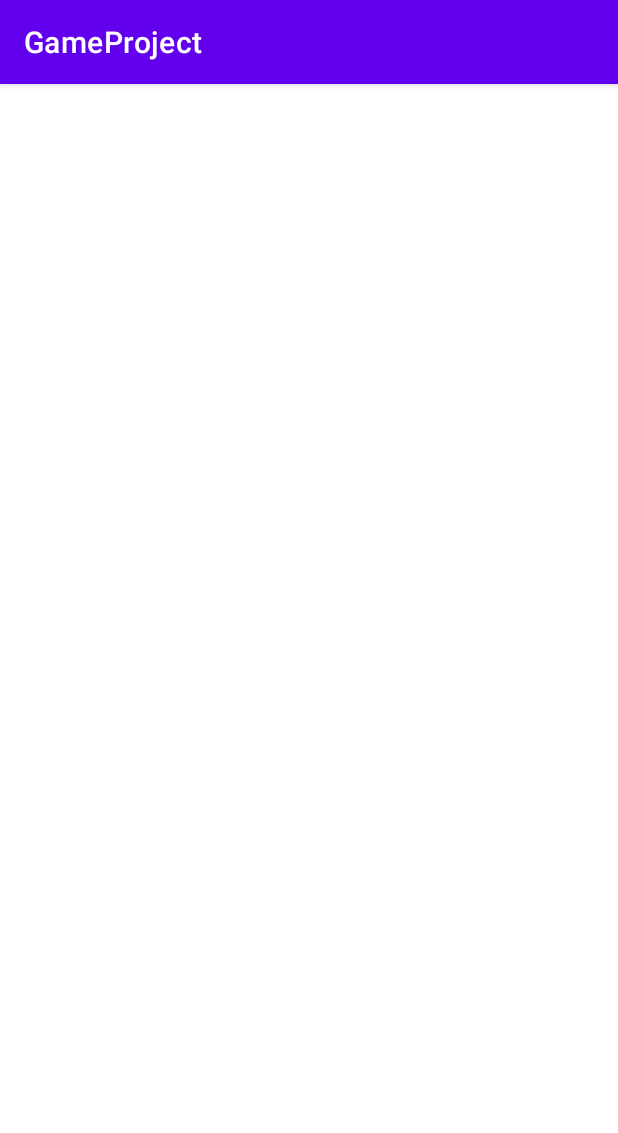
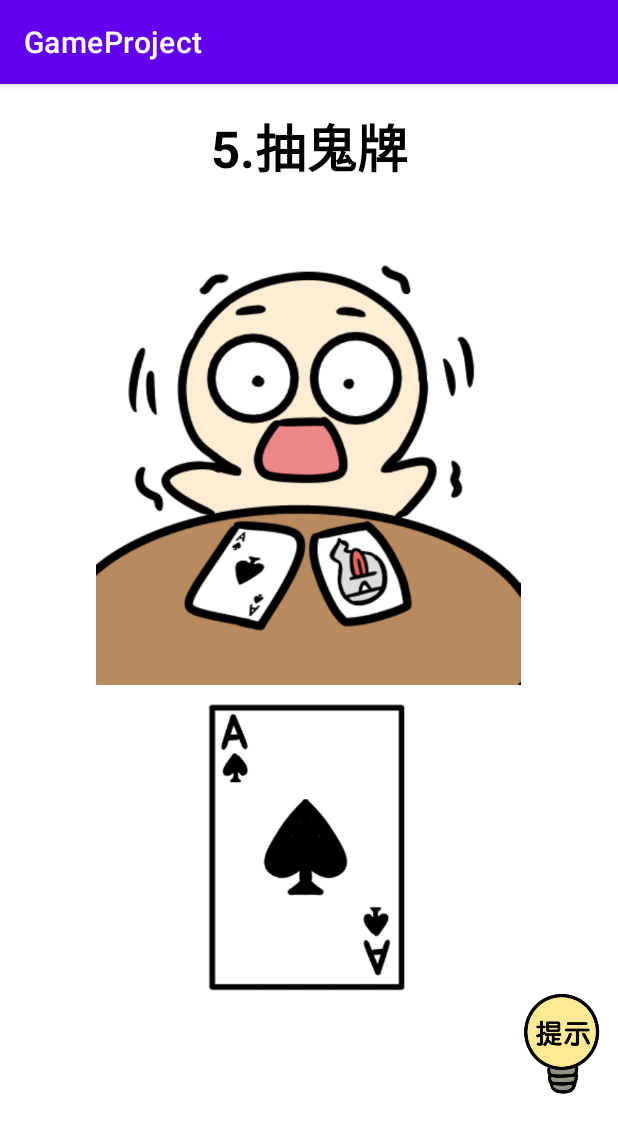
Before and after one commit to 11010127/GameProject, an Android app: the Game5 screen opened directly, with no data from a screen before it, on a phone screen of 412 x 824 dp. Shown: the top 1133 px of the screen. Run offline under Robolectric (Android 15) with nearby library versions, the phone set to English and light mode, and no system bars.

Commit message:
完成第五關畫面
完成第五關畫面和放入圖片

```diff
--- a/app/src/main/res/layout/activity_game5.xml
+++ b/app/src/main/res/layout/activity_game5.xml
@@ -6,4 +6,69 @@
     android:layout_height="match_parent"
     tools:context=".Game5">
 
+
+    <TextView
+        android:id="@+id/textView"
+        android:layout_width="match_parent"
+        android:layout_height="wrap_content"
+        android:layout_marginTop="16dp"
+        android:text="@string/p5"
+        android:textAlignment="center"
+        android:textColor="@color/black"
+        android:textSize="34sp"
+        android:textStyle="bold"
+        app:layout_constraintEnd_toEndOf="parent"
+        app:layout_constraintHorizontal_bias="1.0"
+        app:layout_constraintStart_toStartOf="parent"
+        app:layout_constraintTop_toTopOf="parent" />
+
+    <ImageView
+        android:id="@+id/imageView8"
+        android:layout_width="82dp"
+        android:layout_height="73dp"
+        android:layout_marginStart="68dp"
+        app:layout_constraintBottom_toBottomOf="@+id/imageView5"
+        app:layout_constraintStart_toStartOf="@+id/imageView5"
+        app:layout_constraintTop_toTopOf="@+id/imageView5"
+        app:layout_constraintVertical_bias="0.814"
+        app:srcCompat="@drawable/transparent" />
+
+    <ImageView
+        android:id="@+id/imageView5"
+        android:layout_width="304dp"
+        android:layout_height="283dp"
+        android:layout_marginStart="24dp"
+        android:layout_marginTop="50dp"
+        android:layout_marginEnd="24dp"
+        app:layout_constraintEnd_toEndOf="parent"
+        app:layout_constraintHorizontal_bias="0.491"
+        app:layout_constraintStart_toStartOf="parent"
+        app:layout_constraintTop_toBottomOf="@+id/textView"
+        app:srcCompat="@drawable/earthquake" />
+
+    <ImageView
+        android:id="@+id/imghint"
+        android:layout_width="76dp"
+        android:layout_height="81dp"
+        android:src="@drawable/hint"
+        app:layout_constraintBottom_toBottomOf="parent"
+        app:layout_constraintEnd_toEndOf="parent"
+        app:layout_constraintHorizontal_bias="1.0"
+        app:layout_constraintStart_toStartOf="parent"
+        app:layout_constraintTop_toTopOf="parent"
+        app:layout_constraintVertical_bias="0.875" />
+
+    <ImageView
+        android:id="@+id/imageView6"
+        android:layout_width="136dp"
+        android:layout_height="198dp"
+        android:layout_marginStart="8dp"
+        android:layout_marginTop="10dp"
+        android:layout_marginEnd="8dp"
+        app:layout_constraintEnd_toEndOf="parent"
+        app:layout_constraintHorizontal_bias="0.498"
+        app:layout_constraintStart_toStartOf="parent"
+        app:layout_constraintTop_toBottomOf="@+id/imageView5"
+        app:srcCompat="@drawable/a" />
+
 </androidx.constraintlayout.widget.ConstraintLayout>
```
Also changed, not shown: app/src/main/res/drawable/a.png (added), app/src/main/res/drawable/earthquake.png (added), app/src/main/res/drawable/endcard.png (added), app/src/main/res/drawable/onecards.png (added), app/src/main/res/drawable/transparent.png (added), app/src/main/res/drawable/twocards.png (added).
